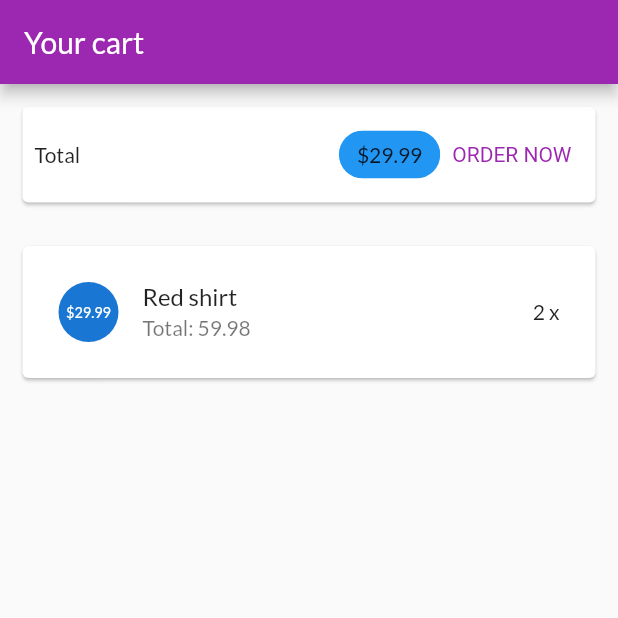
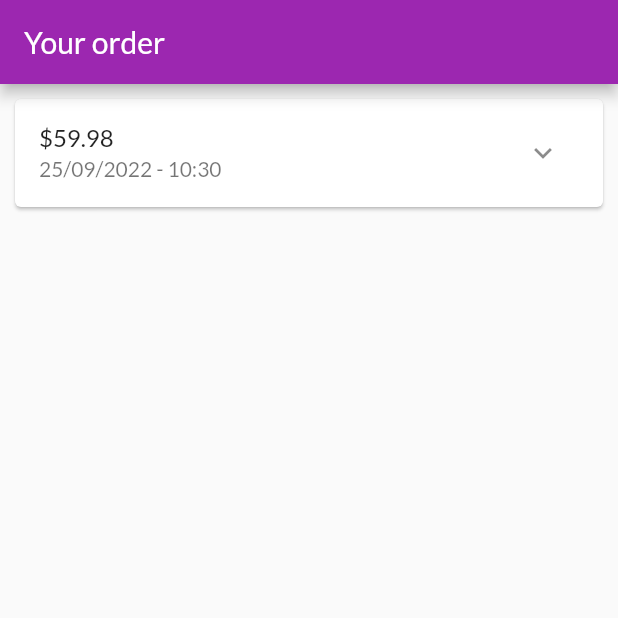
Before and after one commit to TrinhMinhHanhB1909911/myshop, a Flutter app: the screen it shows after launch, on a phone screen of 412 x 824 dp, the top half of it. Run offline on Flutter 3.47's test engine with Material 2 defaults, Android fonts, the phone set to English and light mode, and no system bars.

Commit message:
xay dung trang cac dat hang

```diff
--- a/lib/main.dart
+++ b/lib/main.dart
@@ -1,5 +1,6 @@
 import 'package:flutter/material.dart';
 import 'package:myshop/ui/cart/cart_screen.dart';
+import 'package:myshop/ui/order/orders_screen.dart';
 import 'package:myshop/ui/products/user_product_screen.dart';
 
 void main() {
@@ -24,7 +25,7 @@ class MyApp extends StatelessWidget {
         primarySwatch: Colors.blue,
       ),
       home: const SafeArea(
-        child: CartScreen(),
+        child: OrdersScreen(),
       ),
     );
   }
--- /dev/null
+++ b/lib/models/order_item.dart
@@ -0,0 +1,30 @@
+import 'package:myshop/models/cart_item.dart';
+
+class OrderItem {
+  final String? id;
+  final double amount;
+  final List<CartItem> products;
+  final DateTime dateTime;
+  OrderItem({
+    this.id,
+    required this.amount,
+    required this.products,
+    required this.dateTime,
+  });
+
+  OrderItem copyWith({
+    String? id,
+    double? amount,
+    List<CartItem>? products,
+    DateTime? dateTime,
+  }) {
+    return OrderItem(
+      id: id ?? this.id,
+      amount: amount ?? this.amount,
+      products: products ?? this.products,
+      dateTime: dateTime ?? this.dateTime,
+    );
+  }
+
+  int get productCount => products.length;
+}
--- /dev/null
+++ b/lib/ui/order/order_item_card.dart
@@ -0,0 +1,82 @@
+import 'dart:math';
+
+import 'package:flutter/material.dart';
+import 'package:intl/intl.dart';
+import 'package:myshop/models/order_item.dart';
+
+class OrderItemCard extends StatefulWidget {
+  const OrderItemCard(
+    this.order, {
+    Key? key,
+  }) : super(key: key);
+  final OrderItem order;
+  @override
+  State<OrderItemCard> createState() => _OrderItemCardState();
+}
+
+class _OrderItemCardState extends State<OrderItemCard> {
+  bool _expanded = false;
+
+  @override
+  Widget build(BuildContext context) {
+    return Card(
+      margin: const EdgeInsets.all(10),
+      child: Column(
+        children: [
+          buildOrderSummary(),
+          if (_expanded) buildOrderDetail(),
+        ],
+      ),
+    );
+  }
+
+  Widget buildOrderSummary() {
+    return ListTile(
+      title: Text('\$${widget.order.amount}'),
+      subtitle: Text(
+        DateFormat('dd/MM/yyyy - hh:mm').format(widget.order.dateTime),
+      ),
+      trailing: IconButton(
+        icon: Icon(_expanded ? Icons.expand_less : Icons.expand_more),
+        onPressed: () {
+          setState(() {
+            _expanded = !_expanded;
+          });
+        },
+      ),
+    );
+  }
+
+  Widget buildOrderDetail() {
+    return Container(
+      padding: const EdgeInsets.symmetric(
+        horizontal: 15,
+        vertical: 4,
+      ),
+      height: min(widget.order.productCount * 20 + 10, 100),
+      child: ListView(
+        children: widget.order.products
+            .map((prod) => Row(
+                  mainAxisAlignment: MainAxisAlignment.spaceBetween,
+                  children: [
+                    Text(
+                      prod.title,
+                      style: const TextStyle(
+                        fontSize: 18,
+                        fontWeight: FontWeight.bold,
+                      ),
+                    ),
+                    Text(
+                      '${prod.quantity}x \$${prod.price}',
+                      style: const TextStyle(
+                        fontSize: 18,
+                        color: Colors.grey,
+                      ),
+                    ),
+                  ],
+                ))
+            .toList(),
+      ),
+    );
+  }
+}
--- /dev/null
+++ b/lib/ui/order/order_manager.dart
@@ -0,0 +1,25 @@
+import 'package:flutter/cupertino.dart';
+import 'package:myshop/models/cart_item.dart';
+import 'package:myshop/models/order_item.dart';
+
+class OrderManager with ChangeNotifier {
+  final List<OrderItem> _orders = [
+    OrderItem(
+      id: 'o1',
+      amount: 59.98,
+      products: [
+        CartItem(
+          id: 'c1',
+          title: 'Red shirt',
+          quantity: 2,
+          price: 29.99,
+        ),
+      ],
+      dateTime: DateTime.now(),
+    ),
+  ];
+
+  int get orderCount => _orders.length;
+
+  List<OrderItem> get orders => _orders;
+}
--- /dev/null
+++ b/lib/ui/order/orders_screen.dart
@@ -0,0 +1,24 @@
+import 'package:flutter/material.dart';
+import 'package:myshop/ui/order/order_item_card.dart';
+import 'package:myshop/ui/order/order_manager.dart';
+
+class OrdersScreen extends StatelessWidget {
+  const OrdersScreen({Key? key}) : super(key: key);
+
+  @override
+  Widget build(BuildContext context) {
+    print('building order');
+    final orderManager = OrderManager();
+    return Scaffold(
+      appBar: AppBar(
+        title: const Text('Your order'),
+      ),
+      body: ListView.builder(
+        itemCount: orderManager.orderCount,
+        itemBuilder: (context, index) {
+          return OrderItemCard(orderManager.orders[index]);
+        },
+      ),
+    );
+  }
+}
--- a/pubspec.yaml
+++ b/pubspec.yaml
@@ -34,6 +34,7 @@ dependencies:
   # The following adds the Cupertino Icons font to your application.
   # Use with the CupertinoIcons class for iOS style icons.
   cupertino_icons: ^1.0.2
+  intl: ^0.17.0
 
 dev_dependencies:
   flutter_test:
```
Also changed, not shown: lib/ui/cart/cart_screen.dart (+5 -3 lines), pubspec.lock.
